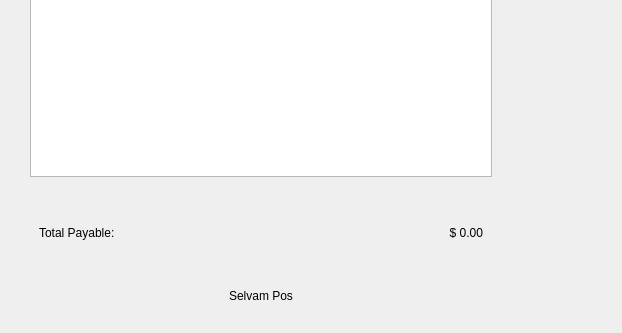
Old version of the form Project/ui/screen2.ui in the repository Selvam-T/POS; both pictures show x 0 to 622 and y 435 to 768 of the 1024 by 768 pixel window.
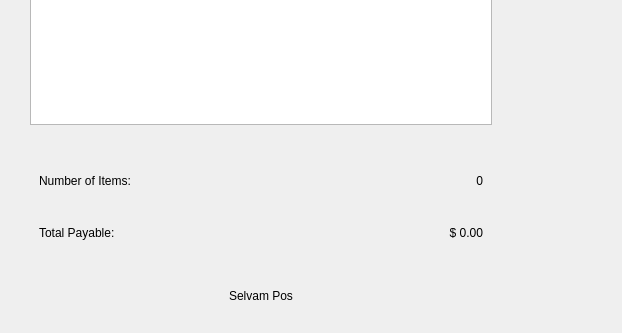
New version of the form.

Commit message: before updating new behaviour and UI changes in customer_display

The edit to the form file:
```diff
--- a/Project/ui/screen2.ui
+++ b/Project/ui/screen2.ui
@@ -121,6 +121,29 @@
         </property>
        </spacer>
       </item>
+    <item>
+     <widget class="QFrame" name="screen2CountFrame">
+      <layout class="QHBoxLayout" name="countHLayout">
+       <item>
+        <widget class="QLabel" name="screen2ItemsLabel">
+         <property name="text">
+        <string>Number of Items:</string>
+         </property>
+        </widget>
+       </item>
+       <item>
+        <widget class="QLabel" name="screen2NumLabel">
+         <property name="text">
+        <string>0</string>
+         </property>
+         <property name="alignment">
+        <set>Qt::AlignRight|Qt::AlignTrailing|Qt::AlignVCenter</set>
+         </property>
+        </widget>
+       </item>
+      </layout>
+     </widget>
+    </item>
       <item>
        <widget class="QFrame" name="screen2TotalFrame">
         <layout class="QHBoxLayout" name="totalHLayout">
```
The commit also changes 3 other files.
